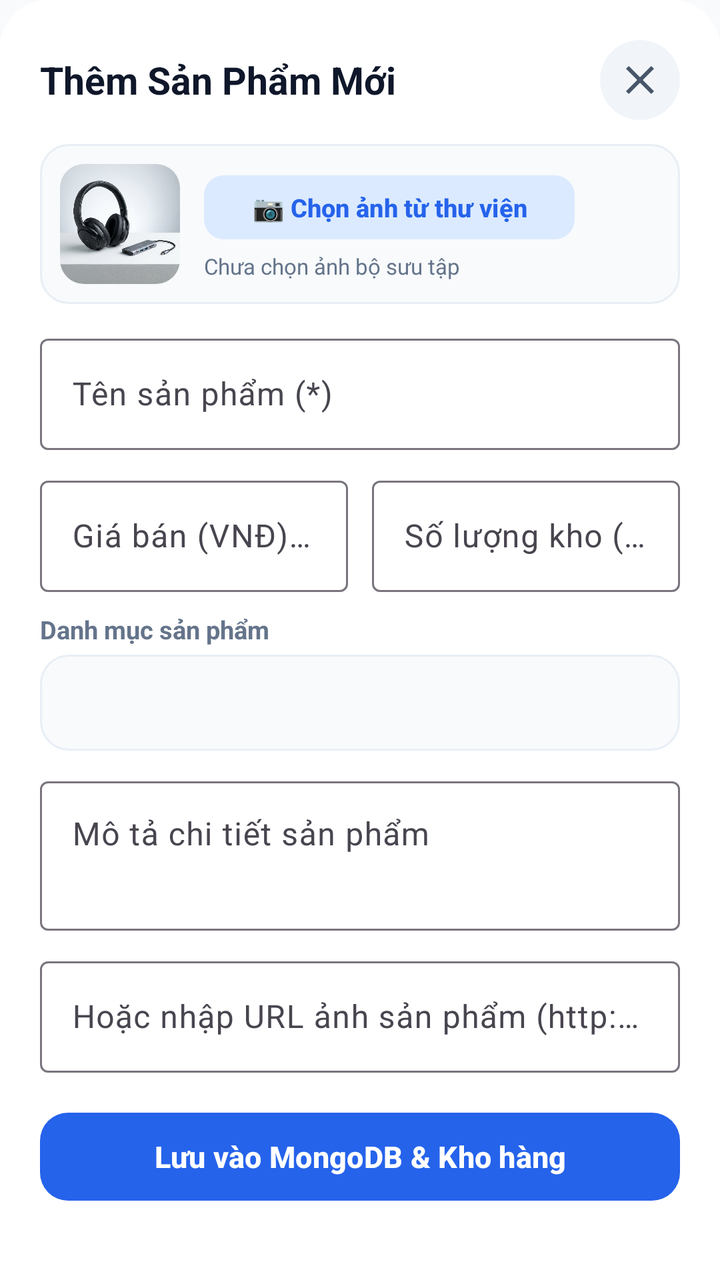
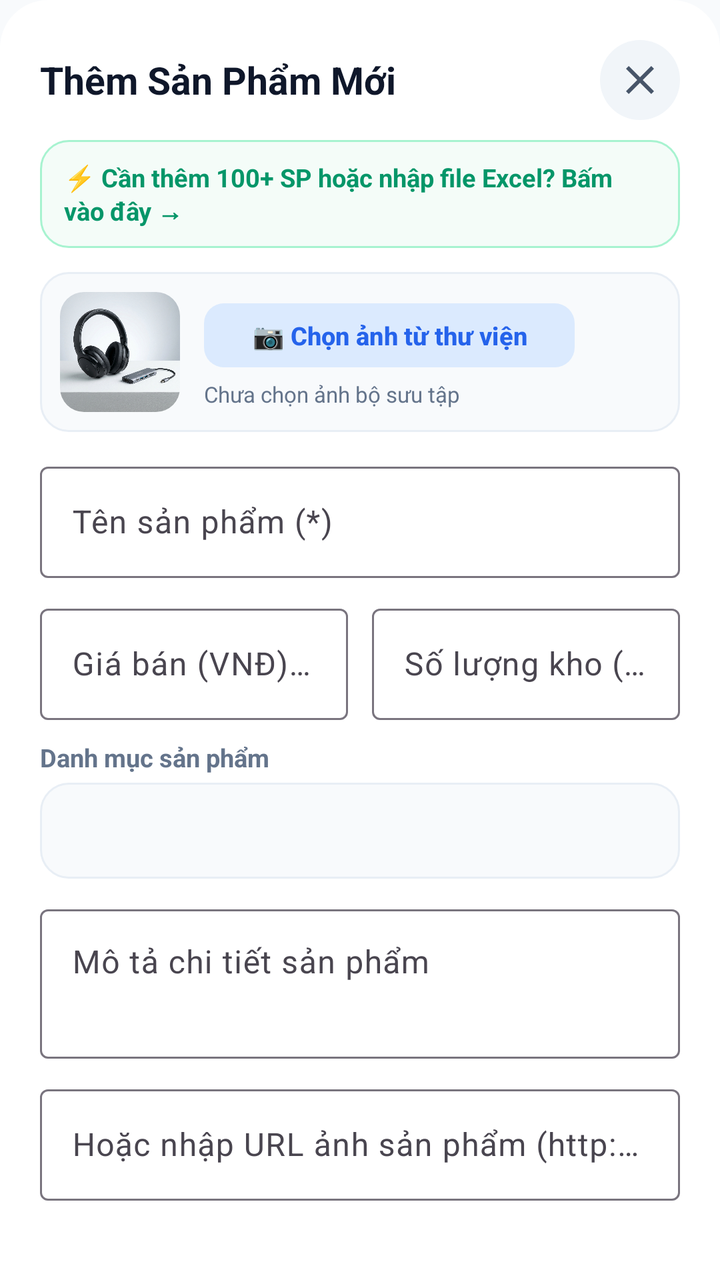

Before-and-after screenshots of an Android layout around one commit, followed by the original layout XML and the change that was made.
<!-- AndroidManifest.xml: application theme Theme.VienDongSales -->
<!-- res/layout/dialog_add_product.xml -->
<?xml version="1.0" encoding="utf-8"?>
<LinearLayout xmlns:android="http://schemas.android.com/apk/res/android"
    xmlns:app="http://schemas.android.com/apk/res-auto"
    xmlns:tools="http://schemas.android.com/tools"
    android:layout_width="match_parent"
    android:layout_height="wrap_content"
    android:background="@drawable/bg_bottom_sheet"
    android:orientation="vertical"
    android:padding="20dp">

    <LinearLayout
        android:layout_width="match_parent"
        android:layout_height="wrap_content"
        android:gravity="center_vertical"
        android:orientation="horizontal">

        <TextView
            android:id="@+id/tv_dialog_title"
            android:layout_width="0dp"
            android:layout_height="wrap_content"
            android:layout_weight="1"
            android:text="Thêm Sản Phẩm Mới"
            android:textColor="@color/text_primary"
            android:textSize="19sp"
            android:textStyle="bold" />

        <ImageButton
            android:id="@+id/btn_close_add_product"
            android:layout_width="40dp"
            android:layout_height="40dp"
            android:background="@drawable/bg_circle_gray"
            android:contentDescription="@string/cd_close"
            android:padding="10dp"
            android:src="@drawable/ic_close"
            app:tint="@color/text_secondary" />
    </LinearLayout>

    
    <LinearLayout
        android:layout_width="match_parent"
        android:layout_height="wrap_content"
        android:layout_marginTop="12dp"
        android:background="@drawable/bg_card_subtle"
        android:gravity="center_vertical"
        android:orientation="horizontal"
        android:padding="10dp">

        <com.google.android.material.imageview.ShapeableImageView
            android:id="@+id/iv_product_preview"
            android:layout_width="60dp"
            android:layout_height="60dp"
            android:contentDescription="@string/cd_product_image"
            android:scaleType="centerCrop"
            android:src="@drawable/img_product_electronics"
            app:shapeAppearanceOverlay="@style/ShapeAppearanceOverlay.Rounded12" />

        <LinearLayout
            android:layout_width="0dp"
            android:layout_height="wrap_content"
            android:layout_marginStart="12dp"
            android:layout_weight="1"
            android:orientation="vertical">

            <com.google.android.material.button.MaterialButton
                android:id="@+id/btn_pick_gallery_image"
                style="@style/Widget.Material3.Button.TonalButton"
                android:layout_width="wrap_content"
                android:layout_height="40dp"
                android:text="📷 Chọn ảnh từ thư viện"
                android:textColor="@color/primary_blue"
                android:textSize="12.5sp"
                android:textStyle="bold"
                app:backgroundTint="@color/blue_icon_bg"
                app:cornerRadius="10dp" />

            <TextView
                android:id="@+id/tv_image_uri_hint"
                android:layout_width="wrap_content"
                android:layout_height="wrap_content"
                android:layout_marginTop="2dp"
                android:ellipsize="middle"
                android:maxLines="1"
                android:text="Chưa chọn ảnh bộ sưu tập"
                android:textColor="@color/text_muted"
                android:textSize="11sp" />
        </LinearLayout>
    </LinearLayout>

    <com.google.android.material.textfield.TextInputLayout
        style="@style/Widget.Material3.TextInputLayout.OutlinedBox"
        android:layout_width="match_parent"
        android:layout_height="wrap_content"
        android:layout_marginTop="12dp"
        android:hint="Tên sản phẩm (*)">

        <com.google.android.material.textfield.TextInputEditText
            android:id="@+id/et_product_name"
            android:layout_width="match_parent"
            android:layout_height="wrap_content"
            android:inputType="textCapWords" />
    </com.google.android.material.textfield.TextInputLayout>

    <LinearLayout
        android:layout_width="match_parent"
        android:layout_height="wrap_content"
        android:layout_marginTop="10dp"
        android:orientation="horizontal">

        <com.google.android.material.textfield.TextInputLayout
            style="@style/Widget.Material3.TextInputLayout.OutlinedBox"
            android:layout_width="0dp"
            android:layout_height="wrap_content"
            android:layout_marginEnd="6dp"
            android:layout_weight="1"
            android:hint="Giá bán (VNĐ) (*)">

            <com.google.android.material.textfield.TextInputEditText
                android:id="@+id/et_product_price"
                android:layout_width="match_parent"
                android:layout_height="wrap_content"
                android:inputType="number" />
        </com.google.android.material.textfield.TextInputLayout>

        <com.google.android.material.textfield.TextInputLayout
            style="@style/Widget.Material3.TextInputLayout.OutlinedBox"
            android:layout_width="0dp"
            android:layout_height="wrap_content"
            android:layout_marginStart="6dp"
            android:layout_weight="1"
            android:hint="Số lượng kho (*)">

            <com.google.android.material.textfield.TextInputEditText
                android:id="@+id/et_product_stock"
                android:layout_width="match_parent"
                android:layout_height="wrap_content"
                android:inputType="number" />
        </com.google.android.material.textfield.TextInputLayout>
    </LinearLayout>

    <TextView
        android:layout_width="wrap_content"
        android:layout_height="wrap_content"
        android:layout_marginTop="10dp"
        android:text="Danh mục sản phẩm"
        android:textColor="@color/text_muted"
        android:textSize="12.5sp"
        android:textStyle="bold" />

    <Spinner
        android:id="@+id/spinner_product_category"
        android:layout_width="match_parent"
        android:layout_height="48dp"
        android:layout_marginTop="4dp"
        android:background="@drawable/bg_card_subtle"
        android:paddingHorizontal="12dp" />

    <com.google.android.material.textfield.TextInputLayout
        style="@style/Widget.Material3.TextInputLayout.OutlinedBox"
        android:layout_width="match_parent"
        android:layout_height="wrap_content"
        android:layout_marginTop="10dp"
        android:hint="Mô tả chi tiết sản phẩm">

        <com.google.android.material.textfield.TextInputEditText
            android:id="@+id/et_product_description"
            android:layout_width="match_parent"
            android:layout_height="wrap_content"
            android:gravity="top"
            android:inputType="textMultiLine"
            android:minLines="2" />
    </com.google.android.material.textfield.TextInputLayout>

    <com.google.android.material.textfield.TextInputLayout
        style="@style/Widget.Material3.TextInputLayout.OutlinedBox"
        android:layout_width="match_parent"
        android:layout_height="wrap_content"
        android:layout_marginTop="10dp"
        android:hint="Hoặc nhập URL ảnh sản phẩm (http://...)">

        <com.google.android.material.textfield.TextInputEditText
            android:id="@+id/et_product_image_url"
            android:layout_width="match_parent"
            android:layout_height="wrap_content"
            android:inputType="textUri" />
    </com.google.android.material.textfield.TextInputLayout>

    <com.google.android.material.button.MaterialButton
        android:id="@+id/btn_submit_product"
        style="@style/Widget.Material3.Button.UnelevatedButton"
        android:layout_width="match_parent"
        android:layout_height="52dp"
        android:layout_marginTop="16dp"
        android:text="Lưu vào MongoDB &amp; Kho hàng"
        android:textColor="@color/white"
        android:textSize="15sp"
        android:textStyle="bold"
        app:backgroundTint="@color/primary_blue"
        app:cornerRadius="14dp" />

</LinearLayout>
<!-- resources referenced by this layout -->
<resources>
  <color name="blue_icon_bg">#DBEAFE</color>
  <color name="primary_blue">#2563EB</color>
  <color name="text_muted">#64748B</color>
  <color name="text_primary">#0F172A</color>
  <color name="text_secondary">#475569</color>
  <color name="white">#FFFFFFFF</color>
  <!-- drawable bg_bottom_sheet (drawable) -->
  <?xml version="1.0" encoding="utf-8"?>
  <shape xmlns:android="http://schemas.android.com/apk/res/android" android:shape="rectangle">
      <solid android:color="@color/white" />
      <corners android:topLeftRadius="24dp" android:topRightRadius="24dp" />
  </shape>
  <!-- drawable bg_card_subtle (drawable) -->
  <?xml version="1.0" encoding="utf-8"?>
  <shape xmlns:android="http://schemas.android.com/apk/res/android" android:shape="rectangle">
      <solid android:color="@color/bg_screen" />
      <corners android:radius="14dp" />
      <stroke android:width="1dp" android:color="@color/card_stroke" />
  </shape>
  <!-- drawable bg_circle_gray (drawable) -->
  <?xml version="1.0" encoding="utf-8"?>
  <shape xmlns:android="http://schemas.android.com/apk/res/android" android:shape="oval">
      <solid android:color="@color/bg_subtle" />
  </shape>
  <!-- drawable ic_close (drawable) -->
  <?xml version="1.0" encoding="utf-8"?>
  <vector xmlns:android="http://schemas.android.com/apk/res/android"
      android:width="24dp" android:height="24dp"
      android:viewportWidth="24" android:viewportHeight="24">
      <path android:fillColor="#FF000000"
          android:pathData="M19,6.41L17.59,5 12,10.59 6.41,5 5,6.41 10.59,12 5,17.59 6.41,19 12,13.41 17.59,19 19,17.59 13.41,12z" />
  </vector>
  <!-- drawable img_product_electronics: jpg bitmap (drawable, 559249 bytes) -->
  <string name="cd_close">Đóng hộp thoại</string>
  <string name="cd_product_image">Hình ảnh sản phẩm</string>
  <style name="ShapeAppearanceOverlay.Rounded12" parent="">
          <item name="cornerFamily">rounded</item>
          <item name="cornerSize">12dp</item>
      </style>
  <style name="Theme.VienDongSales" parent="Theme.Material3.Light.NoActionBar">
          <item name="colorPrimary">@color/primary_blue</item>
          <item name="colorPrimaryVariant">@color/primary_blue_dark</item>
          <item name="colorOnPrimary">@color/white</item>
          <item name="colorSecondary">@color/green_primary</item>
          <item name="colorOnSecondary">@color/white</item>
          <item name="android:colorBackground">@color/bg_screen</item>
          <item name="colorSurface">@color/bg_card</item>
          <item name="colorOnSurface">@color/text_primary</item>
          <item name="android:statusBarColor">@android:color/transparent</item>
          <item name="android:navigationBarColor">@color/white</item>
          <item name="android:windowLightStatusBar">true</item>
      </style>
  <color name="bg_screen">#F8FAFC</color>
  <color name="card_stroke">#E8EEF5</color>
  <color name="bg_subtle">#F1F5F9</color>
  <color name="primary_blue_dark">#1D4ED8</color>
  <color name="green_primary">#059669</color>
  <color name="bg_card">#FFFFFF</color>
</resources>

<!-- the commit's change to res/layout/dialog_add_product.xml (unified diff, before → after) -->
@@ -34,6 +34,21 @@
             android:src="@drawable/ic_close"
             app:tint="@color/text_secondary" />
     </LinearLayout>
+
+    <TextView
+        android:id="@+id/btn_switch_to_bulk_add"
+        android:layout_width="match_parent"
+        android:layout_height="wrap_content"
+        android:layout_marginTop="10dp"
+        android:background="@drawable/bg_card_green_tint"
+        android:clickable="true"
+        android:focusable="true"
+        android:paddingHorizontal="12dp"
+        android:paddingVertical="10dp"
+        android:text="⚡ Cần thêm 100+ SP hoặc nhập file Excel? Bấm vào đây →"
+        android:textColor="@color/green_primary"
+        android:textSize="12.5sp"
+        android:textStyle="bold" />
 
     
     <LinearLayout
@@ -184,17 +199,39 @@
             android:inputType="textUri" />
     </com.google.android.material.textfield.TextInputLayout>
 
-    <com.google.android.material.button.MaterialButton
-        android:id="@+id/btn_submit_product"
-        style="@style/Widget.Material3.Button.UnelevatedButton"
-        android:layout_width="match_parent"
-        android:layout_height="52dp"
+    <LinearLayout
+        android:layout_width="match_parent"
+        android:layout_height="wrap_content"
         android:layout_marginTop="16dp"
-        android:text="Lưu vào MongoDB &amp; Kho hàng"
-        android:textColor="@color/white"
-        android:textSize="15sp"
-        android:textStyle="bold"
-        app:backgroundTint="@color/primary_blue"
-        app:cornerRadius="14dp" />
+        android:orientation="horizontal">
+
+        <com.google.android.material.button.MaterialButton
+            android:id="@+id/btn_save_and_continue"
+            style="@style/Widget.Material3.Button.TonalButton"
+            android:layout_width="0dp"
+            android:layout_height="52dp"
+            android:layout_marginEnd="6dp"
+            android:layout_weight="1"
+            android:text="Lưu &amp; Thêm tiếp"
+            android:textColor="@color/primary_blue"
+            android:textSize="13.5sp"
+            android:textStyle="bold"
+            app:backgroundTint="@color/blue_icon_bg"
+            app:cornerRadius="14dp" />
+
+        <com.google.android.material.button.MaterialButton
+            android:id="@+id/btn_submit_product"
+            style="@style/Widget.Material3.Button.UnelevatedButton"
+            android:layout_width="0dp"
+            android:layout_height="52dp"
+            android:layout_marginStart="6dp"
+            android:layout_weight="1.2"
+            android:text="Lưu sản phẩm"
+            android:textColor="@color/white"
+            android:textSize="14.5sp"
+            android:textStyle="bold"
+            app:backgroundTint="@color/primary_blue"
+            app:cornerRadius="14dp" />
+    </LinearLayout>
 
 </LinearLayout>
<!-- resource entries referenced after the edit -->
@@ -11,6 +11,13 @@
   <shape xmlns:android="http://schemas.android.com/apk/res/android" android:shape="rectangle">
       <solid android:color="@color/white" />
       <corners android:topLeftRadius="24dp" android:topRightRadius="24dp" />
+  </shape>
+  <!-- drawable bg_card_green_tint (drawable) -->
+  <?xml version="1.0" encoding="utf-8"?>
+  <shape xmlns:android="http://schemas.android.com/apk/res/android" android:shape="rectangle">
+      <solid android:color="@color/green_bg_soft" />
+      <corners android:radius="14dp" />
+      <stroke android:width="1dp" android:color="@color/green_stroke" />
   </shape>
   <!-- drawable bg_card_subtle (drawable) -->
   <?xml version="1.0" encoding="utf-8"?>
@@ -52,6 +59,8 @@
           <item name="android:navigationBarColor">@color/white</item>
           <item name="android:windowLightStatusBar">true</item>
       </style>
+  <color name="green_bg_soft">#F4FCF8</color>
+  <color name="green_stroke">#A7F3D0</color>
   <color name="bg_screen">#F8FAFC</color>
   <color name="card_stroke">#E8EEF5</color>
   <color name="bg_subtle">#F1F5F9</color>
